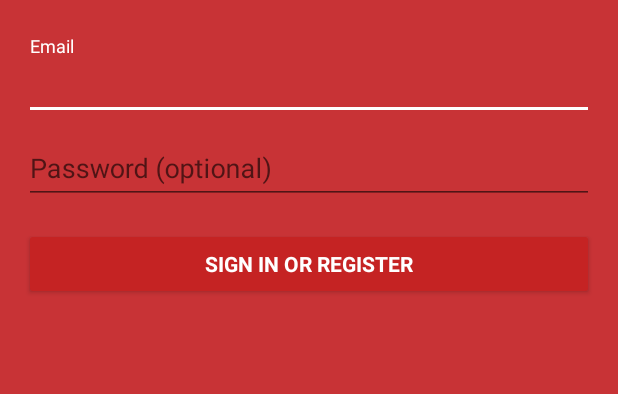
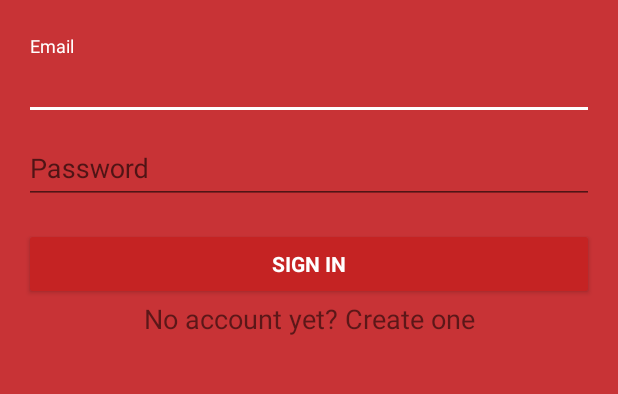
Before and after one commit to QuentinCombe/ProjetLibre, an Android app: the screen it shows after launch (LoginActivity), on a phone screen of 412 x 824 dp, the part 265-659 px from its top. Run offline under Robolectric (Android 15) with nearby library versions, the light colour scheme and no system bars; 2 statements that could not run were skipped.

Commit message:
Layout signup added and minor text fixes

```diff
--- a/app/src/main/java/fr/univ_tours/polytech/projetlibre/LoginActivity.java
+++ b/app/src/main/java/fr/univ_tours/polytech/projetlibre/LoginActivity.java
@@ -86,8 +86,19 @@ public class LoginActivity extends AppCompatActivity implements LoaderCallbacks<
 
         mLoginFormView = findViewById(R.id.login_form);
         mProgressView = findViewById(R.id.login_progress);
+        TextView signupLink = (TextView)findViewById(R.id.link_signup);
+        signupLink.setOnClickListener(new View.OnClickListener() {
+
+            @Override
+            public void onClick(View v) {
+                // Start the Signup activity
+                Intent intent = new Intent(getApplicationContext(), SignupActivity.class);
+//                startActivityForResult(intent, REQUEST_SIGNUP);
+                startActivity(intent);
+            }
+
+        });
     }
-
     private void populateAutoComplete() {
         getLoaderManager().initLoader(0, null, this);
     }
--- a/app/src/main/res/layout/activity_login.xml
+++ b/app/src/main/res/layout/activity_login.xml
@@ -96,6 +96,14 @@
                 android:textColorLink="@color/colorPrimaryDark"
                 android:backgroundTint="@color/colorPrimaryDark" />
 
+            <TextView android:id="@+id/link_signup"
+                android:layout_width="fill_parent"
+                android:layout_height="wrap_content"
+                android:layout_marginBottom="24dp"
+                android:text="@string/action_register"
+                android:gravity="center"
+                android:textSize="18sp"/>
+
         </LinearLayout>
     </ScrollView>
 </LinearLayout>
--- a/app/src/main/res/values/colors.xml
+++ b/app/src/main/res/values/colors.xml
@@ -2,7 +2,7 @@
 <resources>
 
     <!--<color name="colorPrimary">#669900</color>-->
-    <color name="colorPrimary">#C83336</color>
+    <color name="colorPrimary">#c83336</color>
     <color name="colorPrimaryDark">#C52323</color>
     <!--<color name="colorPrimaryDark">#527a00</color>-->
     <color name="colorAccent">#fff</color>
--- a/app/src/main/res/values/strings.xml
+++ b/app/src/main/res/values/strings.xml
@@ -12,8 +12,10 @@
 
     <!-- Strings related to login -->
     <string name="prompt_email">Email</string>
-    <string name="prompt_password">Password (optional)</string>
-    <string name="action_sign_in">Sign in or register</string>
+    <string name="prompt_password">Password</string>
+    <string name="action_sign_in">Sign in</string>
+    <string name="action_register">No account yet? Create one</string>
+    <string name="action_sign_up">Sign up</string>
     <string name="action_sign_in_short">Sign in</string>
     <string name="error_invalid_email">This email address is invalid</string>
     <string name="error_invalid_password">This password is too short</string>
```
Also changed, not shown: app/src/main/java/fr/univ_tours/polytech/projetlibre/SignupActivity.java (added, +13 -0 lines), app/src/main/res/layout/activity_signup.xml (added, +84 -0 lines).
